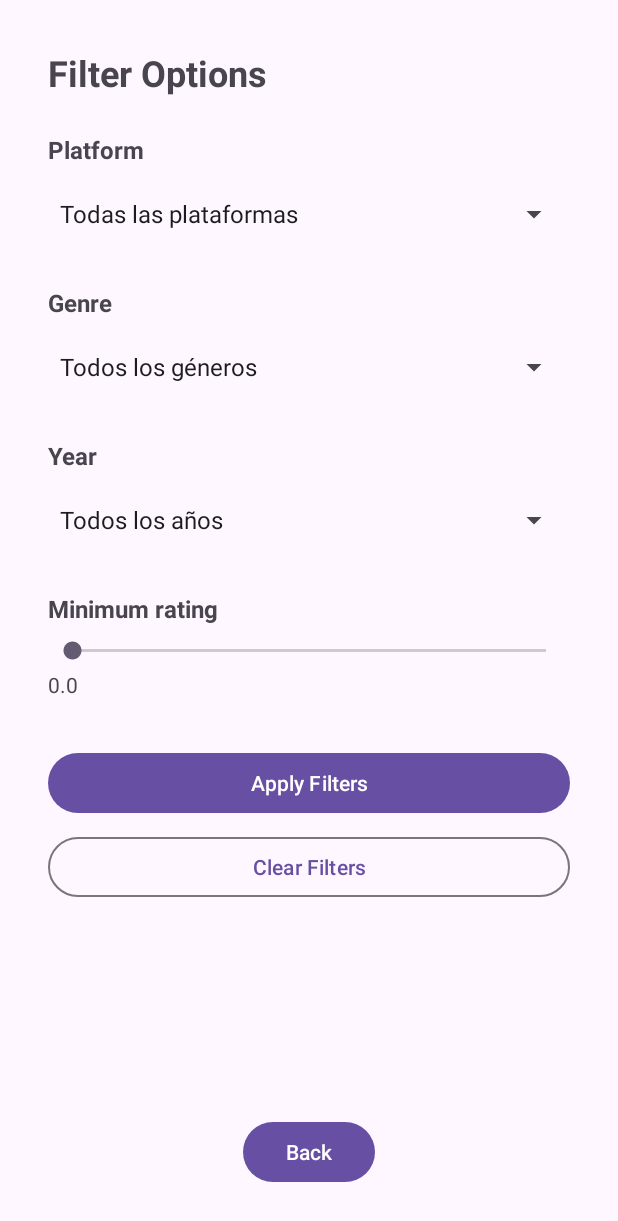
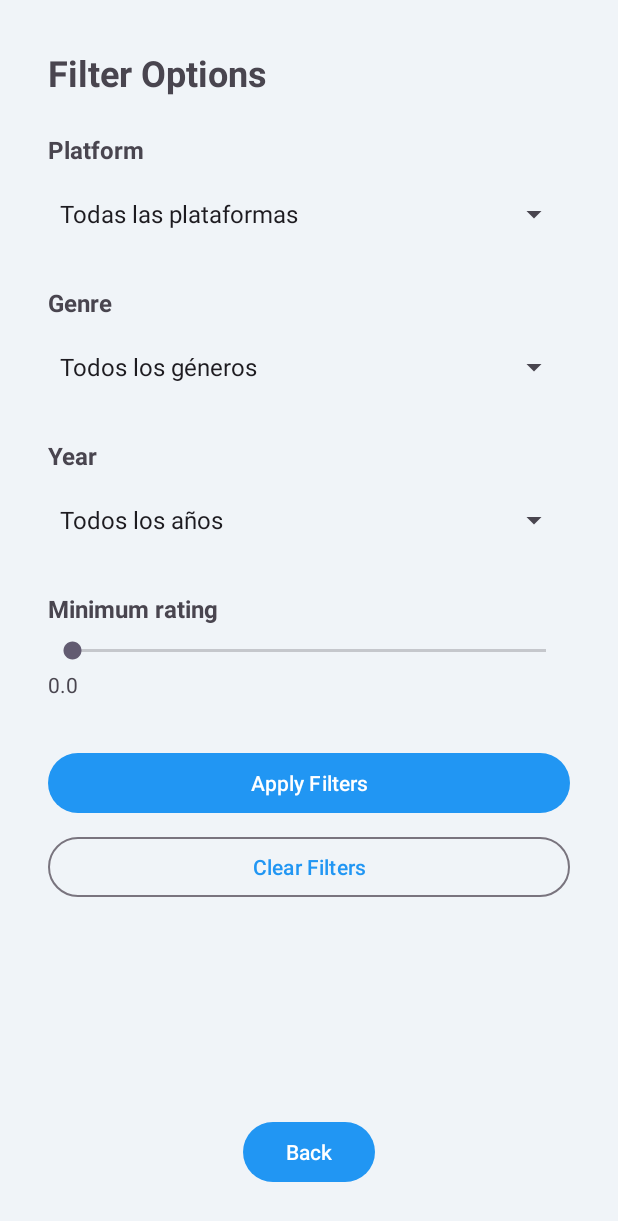
Before and after one commit to JeremiasBustos02/Seminario-Desarrollo-Android, an Android app: the screen it shows after launch (FilterActivity), after a tap on "Filters", on a phone screen of 412 x 824 dp. Shown: the top 1221 px of the screen. Run offline under Robolectric (Android 15) with nearby library versions, the phone set to English and light mode, and no system bars; our stand-ins replace Dagger/Hilt's generated code; pictures from the network do not load.

Commit message:
Se agrego modo oscuro, personalizacion de colores

```diff
--- a/app/src/main/java/ar/edu/unicen/seminario/ui/main/GameAdapter.kt
+++ b/app/src/main/java/ar/edu/unicen/seminario/ui/main/GameAdapter.kt
@@ -6,6 +6,7 @@ import androidx.recyclerview.widget.RecyclerView
 import ar.edu.unicen.seminario.data.model.Game
 import ar.edu.unicen.seminario.databinding.ListItemGameBinding
 import com.bumptech.glide.Glide
+import com.bumptech.glide.load.resource.drawable.DrawableTransitionOptions
 
 class GameAdapter(
     private val games: List<Game>,
@@ -23,9 +24,7 @@ class GameAdapter(
         holder.bind(game)
     }
 
-    override fun getItemCount(): Int {
-        return games.size
-    }
+    override fun getItemCount(): Int = games.size
 
     inner class GameViewHolder(
         private val binding: ListItemGameBinding
@@ -33,10 +32,19 @@ class GameAdapter(
 
         fun bind(game: Game) {
             binding.gameName.text = game.name
-            binding.gameReleased.text = game.released
+            binding.gameReleased.text = "Released: ${game.released ?: "TBA"}"
 
+            // Rating
+            binding.gameRating.text = game.rating?.toString() ?: "N/A"
+
+            // Plataformas
+            val platformNames = game.platforms?.joinToString(", ") { it.platform.name } ?: "N/A"
+            binding.gamePlatforms.text = platformNames
+
+            // Imagen con transición suave
             Glide.with(itemView.context)
                 .load(game.background_image)
+                .transition(DrawableTransitionOptions.withCrossFade())
                 .into(binding.gameImage)
 
             binding.root.setOnClickListener {
@@ -44,6 +52,4 @@ class GameAdapter(
             }
         }
     }
-
-
 }
--- a/app/src/main/res/drawable/filter_badge_background.xml
+++ b/app/src/main/res/drawable/filter_badge_background.xml
@@ -1,8 +1,8 @@
 <?xml version="1.0" encoding="utf-8"?>
 <shape xmlns:android="http://schemas.android.com/apk/res/android">
-    <solid android:color="#E3F2FD"/>
-    <corners android:radius="8dp"/>
+    <solid android:color="?attr/colorSurface"/>
+    <corners android:radius="10dp"/>
     <stroke
         android:width="1dp"
-        android:color="#2196F3"/>
+        android:color="?attr/colorOutlineVariant"/>
 </shape>
--- a/app/src/main/res/values-night/themes.xml
+++ b/app/src/main/res/values-night/themes.xml
@@ -1,7 +1,23 @@
 <resources xmlns:tools="http://schemas.android.com/tools">
-    <!-- Base application theme. -->
-    <style name="Base.Theme.Seminario" parent="Theme.Material3.DayNight.NoActionBar">
-        <!-- Customize your dark theme here. -->
-        <!-- <item name="colorPrimary">@color/my_dark_primary</item> -->
+    <style name="Base.Theme.Seminario" parent="Theme.Material3.Dark.NoActionBar">
+        <!-- Colores primarios -->
+        <item name="colorPrimary">@color/primary_dark</item>
+        <item name="colorOnPrimary">@color/black</item>
+        <item name="colorPrimaryContainer">@color/primary_dark</item>
+
+        <!-- Colores de superficie -->
+        <item name="colorSurface">@color/surface_dark</item>
+        <item name="colorOnSurface">@color/text_primary_dark</item>
+
+        <!-- Color de fondo -->
+        <item name="android:colorBackground">@color/background_dark</item>
+        <item name="colorOnBackground">@color/text_primary_dark</item>
+
+        <!-- Colores de error -->
+        <item name="colorError">@color/error_color</item>
+
+        <!-- StatusBar -->
+        <item name="android:statusBarColor">@color/background_dark</item>
+        <item name="android:windowLightStatusBar" tools:targetApi="m">false</item>
     </style>
 </resources>
--- a/app/src/main/res/values/colors.xml
+++ b/app/src/main/res/values/colors.xml
@@ -2,4 +2,23 @@
 <resources>
     <color name="black">#FF000000</color>
     <color name="white">#FFFFFFFF</color>
+
+    <!-- Colores del tema claro -->
+    <color name="background_light">#F0F4F8</color>
+    <color name="surface_light">#FFFFFF</color>
+    <color name="text_primary_light">#212121</color>
+    <color name="text_secondary_light">#757575</color>
+    <color name="primary_light">#2196F3</color>
+
+    <!-- Colores del tema oscuro -->
+    <color name="background_dark">#1A1A1A</color>
+    <color name="surface_dark">#2A2A2A</color>
+    <color name="text_primary_dark">#FFFFFF</color>
+    <color name="text_secondary_dark">#B0B0B0</color>
+    <color name="primary_dark">#BB86FC</color>
+
+    <!-- Colores compartidos -->
+    <color name="accent_purple">#BB86FC</color>
+    <color name="accent_gold">#FFD700</color>
+    <color name="error_color">#CF6679</color>
 </resources>
--- a/app/src/main/res/values/strings.xml
+++ b/app/src/main/res/values/strings.xml
@@ -1,8 +1,7 @@
 <resources>
     <!-- Game activity -->
-    <string name="app_name">Seminario</string>
+    <string name="app_name">Byte</string>
     <string name="hello_world">Hello World!</string>
-    <string name="get_list">Get games list</string>
     <string name="button_load_games">Load</string>
     <string name="button_filter">Filters</string>
     <string name="no_filters">No filters</string>
--- a/app/src/main/res/values/themes.xml
+++ b/app/src/main/res/values/themes.xml
@@ -1,8 +1,24 @@
 <resources xmlns:tools="http://schemas.android.com/tools">
-    <!-- Base application theme. -->
-    <style name="Base.Theme.Seminario" parent="Theme.Material3.DayNight.NoActionBar">
-        <!-- Customize your light theme here. -->
-        <!-- <item name="colorPrimary">@color/my_light_primary</item> -->
+    <style name="Base.Theme.Seminario" parent="Theme.Material3.Light.NoActionBar">
+        <!-- Colores primarios -->
+        <item name="colorPrimary">@color/primary_light</item>
+        <item name="colorOnPrimary">@color/white</item>
+        <item name="colorPrimaryContainer">@color/primary_light</item>
+
+        <!-- Colores de superficie -->
+        <item name="colorSurface">@color/surface_light</item>
+        <item name="colorOnSurface">@color/text_primary_light</item>
+
+        <!-- Color de fondo -->
+        <item name="android:colorBackground">@color/background_light</item>
+        <item name="colorOnBackground">@color/text_primary_light</item>
+
+        <!-- Colores de error -->
+        <item name="colorError">@color/error_color</item>
+
+        <!-- StatusBar -->
+        <item name="android:statusBarColor">@color/background_light</item>
+        <item name="android:windowLightStatusBar" tools:targetApi="m">true</item>
     </style>
 
     <style name="Theme.Seminario" parent="Base.Theme.Seminario" />
```
Also changed, not shown: app/src/main/res/drawable/gradient_overlay.xml (added, +7 -0 lines), app/src/main/res/drawable/ic_calendar.xml (added, +10 -0 lines), app/src/main/res/drawable/ic_star.xml (added, +9 -0 lines), app/src/main/res/layout/activity_main.xml (+44 -33 lines), app/src/main/res/layout/list_item_game.xml (+86 -42 lines).
